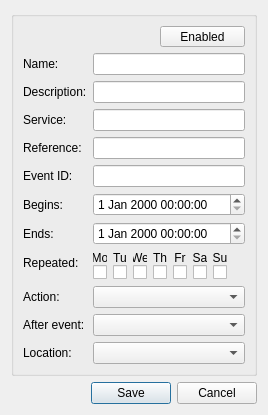
This is app/ui/res/timer_dialog.ui in DYefremov/E2Toolkit as Qt 5 draws it before an edit. The edited form follows.
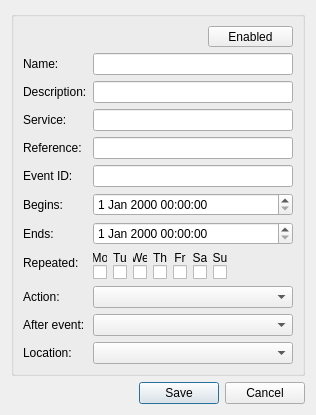
This is the edited form.

The edit to the form file:
```diff
--- a/app/ui/res/timer_dialog.ui
+++ b/app/ui/res/timer_dialog.ui
@@ -101,7 +101,14 @@
          </widget>
         </item>
         <item row="1" column="1">
-         <widget class="QLineEdit" name="timer_name_edit"/>
+         <widget class="QLineEdit" name="timer_name_edit">
+          <property name="minimumSize">
+           <size>
+            <width>200</width>
+            <height>0</height>
+           </size>
+          </property>
+         </widget>
         </item>
         <item row="2" column="0">
          <widget class="QLabel" name="timer_description_label">
@@ -111,7 +118,14 @@
          </widget>
         </item>
         <item row="2" column="1">
-         <widget class="QLineEdit" name="timer_description_edit"/>
+         <widget class="QLineEdit" name="timer_description_edit">
+          <property name="minimumSize">
+           <size>
+            <width>200</width>
+            <height>0</height>
+           </size>
+          </property>
+         </widget>
         </item>
         <item row="3" column="0">
          <widget class="QLabel" name="timer_service_label">
@@ -121,7 +135,14 @@
          </widget>
         </item>
         <item row="3" column="1">
-         <widget class="QLineEdit" name="timer_service_edit"/>
+         <widget class="QLineEdit" name="timer_service_edit">
+          <property name="minimumSize">
+           <size>
+            <width>200</width>
+            <height>0</height>
+           </size>
+          </property>
+         </widget>
         </item>
         <item row="4" column="0">
          <widget class="QLabel" name="timer_service_ref_label">
@@ -131,7 +152,14 @@
          </widget>
         </item>
         <item row="4" column="1">
-         <widget class="QLineEdit" name="timer_ref_edit"/>
+         <widget class="QLineEdit" name="timer_ref_edit">
+          <property name="minimumSize">
+           <size>
+            <width>200</width>
+            <height>0</height>
+           </size>
+          </property>
+         </widget>
         </item>
         <item row="5" column="0">
          <widget class="QLabel" name="timer_event_id_label">
@@ -141,7 +169,14 @@
          </widget>
         </item>
         <item row="5" column="1">
-         <widget class="QLineEdit" name="timer_event_id_edit"/>
+         <widget class="QLineEdit" name="timer_event_id_edit">
+          <property name="minimumSize">
+           <size>
+            <width>200</width>
+            <height>0</height>
+           </size>
+          </property>
+         </widget>
         </item>
         <item row="6" column="0">
          <widget class="QLabel" name="timer_begins_label">
@@ -349,7 +384,14 @@
          </widget>
         </item>
         <item row="9" column="1">
-         <widget class="QComboBox" name="timer_action_combo_box"/>
+         <widget class="QComboBox" name="timer_action_combo_box">
+          <property name="minimumSize">
+           <size>
+            <width>185</width>
+            <height>0</height>
+           </size>
+          </property>
+         </widget>
         </item>
         <item row="10" column="0">
          <widget class="QLabel" name="timer_after_event_label">
@@ -359,7 +401,14 @@
          </widget>
         </item>
         <item row="10" column="1">
-         <widget class="QComboBox" name="timer_after_event_combo_box"/>
+         <widget class="QComboBox" name="timer_after_event_combo_box">
+          <property name="minimumSize">
+           <size>
+            <width>185</width>
+            <height>0</height>
+           </size>
+          </property>
+         </widget>
         </item>
         <item row="11" column="0">
          <widget class="QLabel" name="timer_location_label">
@@ -369,7 +418,14 @@
          </widget>
         </item>
         <item row="11" column="1">
-         <widget class="QComboBox" name="timer_location_combo_box"/>
+         <widget class="QComboBox" name="timer_location_combo_box">
+          <property name="minimumSize">
+           <size>
+            <width>185</width>
+            <height>0</height>
+           </size>
+          </property>
+         </widget>
         </item>
         <item row="6" column="1">
          <widget class="QDateTimeEdit" name="timer_begins_edit"/>
```
